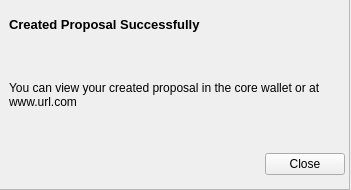
This is src/qt/forms/communityfundsuccessdialog.ui in navcoin/navcoin-core as Qt 5 draws it before an edit. The edited form follows.
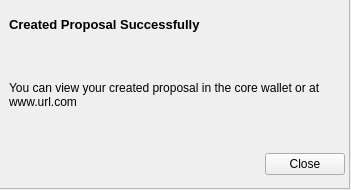
This is the edited form.

Commit message: Made success dialog a fixed size

```diff
--- a/src/qt/forms/communityfundsuccessdialog.ui
+++ b/src/qt/forms/communityfundsuccessdialog.ui
@@ -10,6 +10,24 @@
     <height>190</height>
    </rect>
   </property>
+  <property name="sizePolicy">
+   <sizepolicy hsizetype="Fixed" vsizetype="Fixed">
+    <horstretch>0</horstretch>
+    <verstretch>0</verstretch>
+   </sizepolicy>
+  </property>
+  <property name="minimumSize">
+   <size>
+    <width>351</width>
+    <height>190</height>
+   </size>
+  </property>
+  <property name="maximumSize">
+   <size>
+    <width>351</width>
+    <height>190</height>
+   </size>
+  </property>
   <property name="windowTitle">
    <string>Success</string>
   </property>
@@ -19,7 +37,7 @@
      <x>-1</x>
      <y>-1</y>
      <width>351</width>
-     <height>191</height>
+     <height>190</height>
     </rect>
    </property>
    <property name="frameShape">
```
